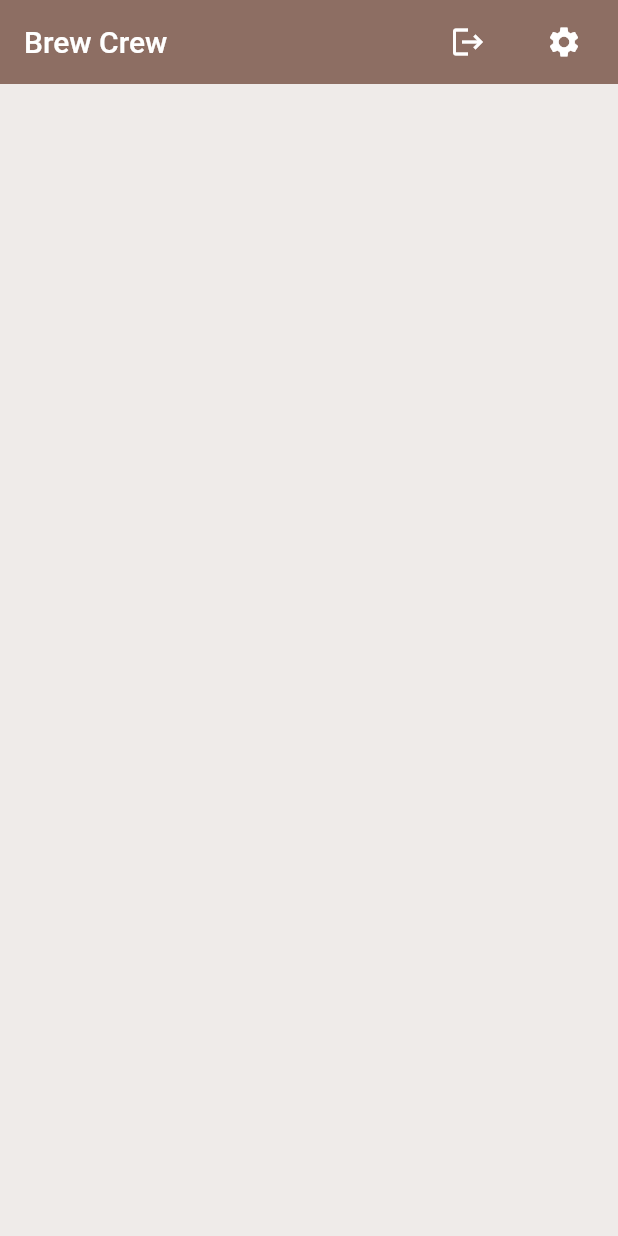
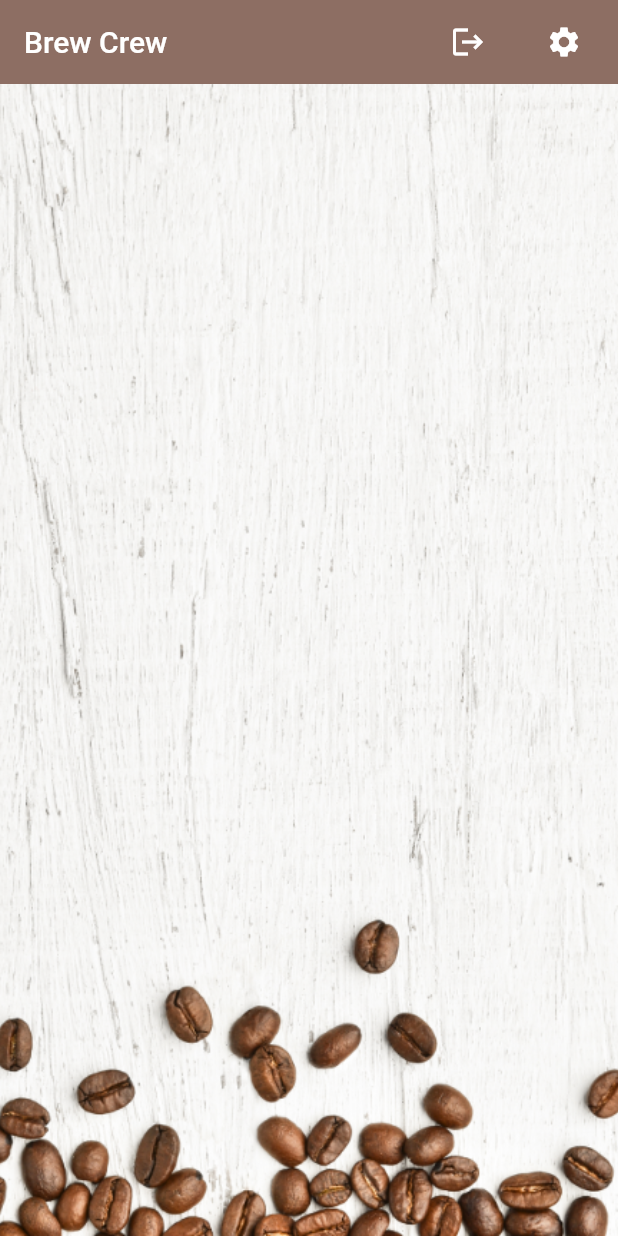
Before and after one commit to Be55am/flutter_firebase_example, a Flutter app: the screen it shows once a user with an empty profile is signed in, on a phone screen of 412 x 824 dp. Run offline on Flutter 3.47's test engine with Material 2 defaults, Android fonts, the phone set to English and light mode, and no system bars; our stand-ins replace cloud_firestore, firebase_auth, firebase_core, flutter_spinkit; accounts and stored records are empty.

```diff
--- a/lib/screens/home/brew_list.dart
+++ b/lib/screens/home/brew_list.dart
@@ -15,7 +15,10 @@ class _BrewListState extends State<BrewList> {
     final brews = Provider.of<List<Brew>?>(context);
 
     if (brews != null)
-      return ListView.builder(
+      return
+        Padding(
+          padding: const EdgeInsets.fromLTRB(10.0, 6.0, 10.0, 0.0),
+          child: ListView.builder(
           itemCount: brews.length,
           itemBuilder: (context, index) {
             return Card(
@@ -23,12 +26,14 @@ class _BrewListState extends State<BrewList> {
               child: ListTile(
                 leading: CircleAvatar(
                   backgroundColor: Colors.brown[brews[index].strength],
+                  backgroundImage: AssetImage('assets/coffee_icon.png'),
                 ),
                 title: Text(brews[index].name),
                 subtitle: Text('Takes ${brews[index].sugars} sugars'),
               ),
             );
           },
+      ),
         );
     else
       return Container();
--- a/lib/screens/home/home.dart
+++ b/lib/screens/home/home.dart
@@ -12,16 +12,16 @@ class Home extends StatelessWidget {
 
   @override
   Widget build(BuildContext context) {
-
-    void _showSettingsPanel(){
-      showModalBottomSheet(context: context, builder: (context) {
+    void _showSettingsPanel() {
+      showModalBottomSheet(
+          context: context,
+          builder: (context) {
             return Container(
               padding: EdgeInsets.symmetric(vertical: 20.0, horizontal: 60.0),
               child: SettingsForm(),
             );
           });
     }
-
 
     return StreamProvider<List<Brew>?>.value(
       value: DatabaseService(uid: '').brews,
@@ -45,19 +45,26 @@ class Home extends StatelessWidget {
               label: Text(''),
             ),
             TextButton.icon(
-                onPressed: (){
+              onPressed: () {
                 _showSettingsPanel();
               },
               icon: Icon(
                 Icons.settings,
                 color: Colors.white,
-
               ),
               label: Text(''),
             )
           ],
         ),
-        body: const BrewList(),
+        body: Container(
+          child: BrewList(),
+          decoration: BoxDecoration(
+            image: DecorationImage(
+              image: AssetImage('assets/coffee_bg.png'),
+              fit: BoxFit.cover
+            )
+          ),
+        ),
       ),
     );
   }
--- a/pubspec.yaml
+++ b/pubspec.yaml
@@ -63,9 +63,8 @@ flutter:
   uses-material-design: true
 
   # To add assets to your application, add an assets section, like this:
-  # assets:
-  #   - images/a_dot_burr.jpeg
-  #   - images/a_dot_ham.jpeg
+  assets:
+   - assets/
 
   # An image asset can refer to one or more resolution-specific "variants", see
   # https://flutter.dev/assets-and-images/#resolution-aware.
```
Also changed, not shown: assets/coffee_bg.png (added), assets/coffee_icon.png (added), 1 other file. Lines whose indentation alone changed are shown as unchanged.
